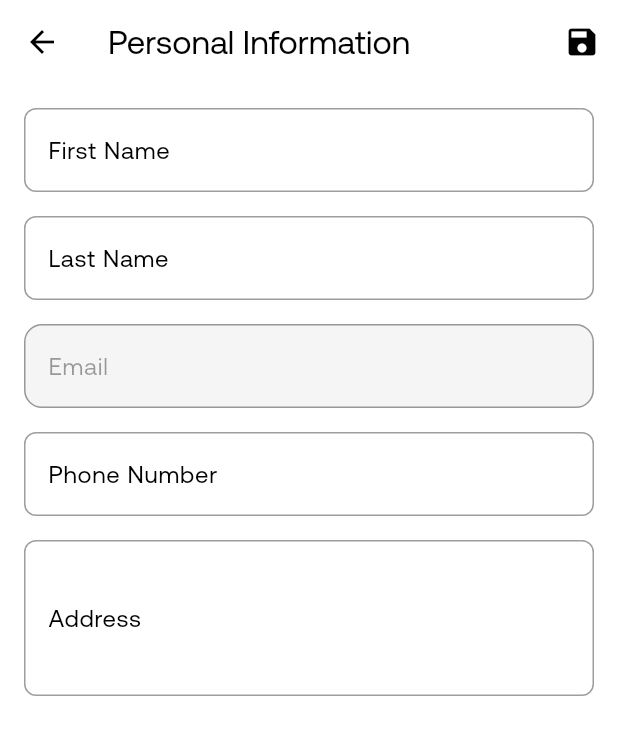
After one commit to Arrizky0911/Telehealth, a Flutter app: the PersonalInformationScreen screen opened directly, after a tap on the "edit" icon, on a phone screen of 412 x 824 dp. The commit adds this screen. Shown: the top 735 px of the screen. Run offline on Flutter 3.47's test engine with Material 3 defaults, Android fonts, the phone set to English and light mode, and no system bars; our stand-ins replace cloud_firestore, firebase_auth, firebase_core, firebase_storage, google_sign_in, signature; accounts and stored records are empty.

Commit message:
get the current user data and display in personal information page. add phone number and address column for additional information

```diff
--- /dev/null
+++ b/lib/src/features/profile/personal_information_screen.dart
@@ -0,0 +1,210 @@
+import 'package:flutter/material.dart';
+import 'package:firebase_auth/firebase_auth.dart';
+import 'package:cloud_firestore/cloud_firestore.dart';
+import 'package:flutter/services.dart';
+
+class PersonalInformationScreen extends StatefulWidget {
+  const PersonalInformationScreen({super.key});
+
+  @override
+  State<PersonalInformationScreen> createState() => _PersonalInformationScreenState();
+}
+
+class _PersonalInformationScreenState extends State<PersonalInformationScreen> {
+  final _formKey = GlobalKey<FormState>();
+  bool isLoading = true;
+  bool isEditing = false;
+
+  final _firstNameController = TextEditingController();
+  final _lastNameController = TextEditingController();
+  final _emailController = TextEditingController();
+  final _phoneController = TextEditingController();
+  final _addressController = TextEditingController();
+
+  @override
+  void initState() {
+    super.initState();
+    _loadUserData();
+  }
+
+  Future<void> _loadUserData() async {
+    try {
+      final user = FirebaseAuth.instance.currentUser;
+      if (user != null) {
+        final userData = await FirebaseFirestore.instance
+            .collection('users')
+            .doc(user.uid)
+            .get();
+
+        if (userData.exists) {
+          setState(() {
+            _firstNameController.text = userData.data()?['firstName'] ?? '';
+            _lastNameController.text = userData.data()?['lastName'] ?? '';
+            _emailController.text = user.email ?? '';
+            _phoneController.text = userData.data()?['phone'] ?? '';
+            _addressController.text = userData.data()?['address'] ?? '';
+            isLoading = false;
+          });
+        }
+      }
+    } catch (e) {
+      print('Error loading user data: $e');
+    }
+  }
+
+  Future<void> _saveUserData() async {
+    if (_formKey.currentState!.validate()) {
+      setState(() {
+        isLoading = true;
+      });
+
+      try {
+        final user = FirebaseAuth.instance.currentUser;
+        if (user != null) {
+          await FirebaseFirestore.instance
+              .collection('users')
+              .doc(user.uid)
+              .update({
+            'firstName': _firstNameController.text,
+            'lastName': _lastNameController.text,
+            'phone': _phoneController.text,
+            'address': _addressController.text,
+          });
+
+          setState(() {
+            isEditing = false;
+          });
+
+          if (!mounted) return;
+          ScaffoldMessenger.of(context).showSnackBar(
+            const SnackBar(content: Text('Profile updated successfully')),
+          );
+        }
+      } catch (e) {
+        ScaffoldMessenger.of(context).showSnackBar(
+          const SnackBar(content: Text('Failed to update profile')),
+        );
+      } finally {
+        setState(() {
+          isLoading = false;
+        });
+      }
+    }
+  }
+
+  @override
+  Widget build(BuildContext context) {
+    return Scaffold(
+      appBar: AppBar(
+        title: const Text('Personal Information'),
+        actions: [
+          IconButton(
+            icon: Icon(isEditing ? Icons.save : Icons.edit),
+            onPressed: () {
+              if (isEditing) {
+                _saveUserData();
+              } else {
+                setState(() {
+                  isEditing = true;
+                });
+              }
+            },
+          ),
+        ],
+      ),
+      body: isLoading
+          ? const Center(child: CircularProgressIndicator())
+          : SingleChildScrollView(
+              padding: const EdgeInsets.all(16),
+              child: Form(
+                key: _formKey,
+                child: Column(
+                  children: [
+                    _buildTextField(
+                      controller: _firstNameController,
+                      label: 'First Name',
+                      enabled: isEditing,
+                    ),
+                    const SizedBox(height: 16),
+                    _buildTextField(
+                      controller: _lastNameController,
+                      label: 'Last Name',
+                      enabled: isEditing,
+                    ),
+                    const SizedBox(height: 16),
+                    _buildTextField(
+                      controller: _emailController,
+                      label: 'Email',
+                      enabled: false,
+                    ),
+                    const SizedBox(height: 16),
+                    _buildTextField(
+                      controller: _phoneController,
+                      label: 'Phone Number',
+                      enabled: isEditing,
+                      keyboardType: TextInputType.phone,
+                    ),
+                    const SizedBox(height: 16),
+                    _buildTextField(
+                      controller: _addressController,
+                      label: 'Address',
+                      enabled: isEditing,
+                      maxLines: 3,
+                    ),
+                  ],
+                ),
+              ),
+            ),
+    );
+  }
+
+  Widget _buildTextField({
+    required TextEditingController controller,
+    required String label,
+    bool enabled = true,
+    TextInputType? keyboardType,
+    int maxLines = 1,
+  }) {
+    return TextFormField(
+      controller: controller,
+      enabled: enabled,
+      keyboardType: keyboardType,
+      maxLines: maxLines,
+      inputFormatters: label == 'Phone Number'
+        ? [FilteringTextInputFormatter.digitsOnly]
+        : null,
+      decoration: InputDecoration(
+        labelText: label,
+        border: OutlineInputBorder(
+          borderRadius: BorderRadius.circular(12),
+        ),
+        filled: !enabled,
+        fillColor: enabled ? null : Colors.grey[100],
+      ),
+      validator: (value) {
+        if (value == null || value.isEmpty) {
+          return 'Please enter $label';
+        }
+        if (label == "Phone Number" ) {
+          if (!RegExp(r'^[0-9]+$').hasMatch(value)) {
+            return 'Please enter a valid phone number';
+          }
+          if (value.length < 12) {
+            return 'Minimal 12 digits';
+          }
+        }
+        return null;
+      },
+    );
+  }
+
+  @override
+  void dispose() {
+    _firstNameController.dispose();
+    _lastNameController.dispose();
+    _emailController.dispose();
+    _phoneController.dispose();
+    _addressController.dispose();
+    super.dispose();
+  }
+}
--- a/lib/src/features/welcome/enter_screen.dart
+++ b/lib/src/features/welcome/enter_screen.dart
@@ -18,7 +18,7 @@ class EnterScreen extends StatelessWidget {
 
                 // Title
                 const Text(
-                  'WMP Final',
+                  'Telehealth ',
                   style: TextStyle(
                     fontSize: 32,
                     fontWeight: FontWeight.bold,
```
Also changed, not shown: lib/src/features/profile/profile_screens.dart (+9 -1 lines).
